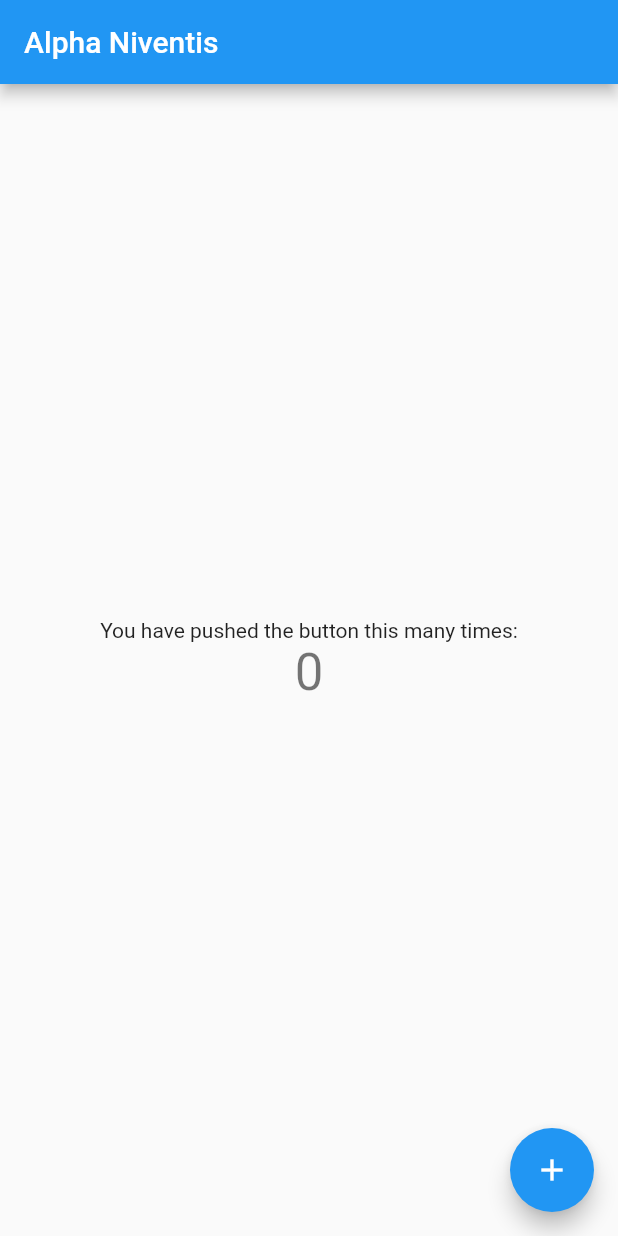
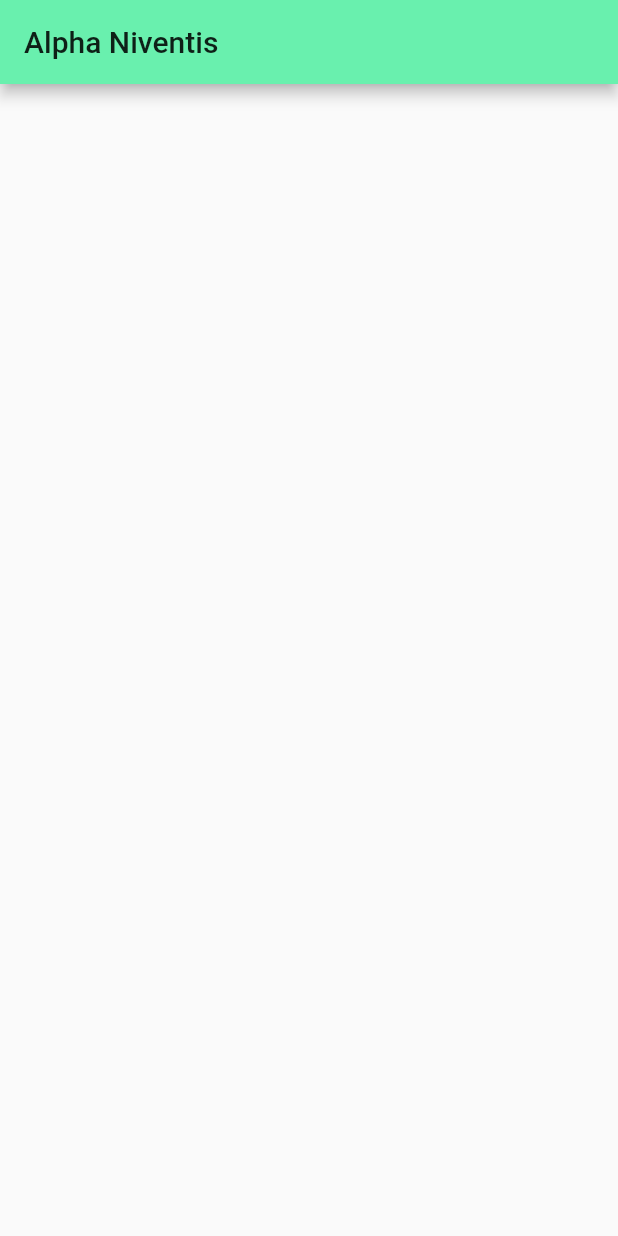
Before and after one commit to mspr-epsi-dev/APP-Niventis, a Flutter app: the screen it shows after launch, on a phone screen of 412 x 824 dp. Run offline on Flutter 3.47's test engine with Material 2 defaults, Android fonts, the phone set to English and light mode, and no system bars; missing offline and left inert: angular, angular_components.

Commit message:
Mise en place de la nouvelle version

```diff
--- a/lib/main.dart
+++ b/lib/main.dart
@@ -9,16 +9,7 @@ class MyApp extends StatelessWidget {
     return MaterialApp(
       title: 'Niventis Application',
       theme: ThemeData(
-        // This is the theme of your application.
-        //
-        // Try running your application with "flutter run". You'll see the
-        // application has a blue toolbar. Then, without quitting the app, try
-        // changing the primarySwatch below to Colors.green and then invoke
-        // "hot reload" (press "r" in the console where you ran "flutter run",
-        // or simply save your changes to "hot reload" in a Flutter IDE).
-        // Notice that the counter didn't reset back to zero; the application
-        // is not restarted.
-        primarySwatch: Colors.blue,
+        primaryColor: Colors.greenAccent,
       ),
       home: MyHomePage(title: 'Alpha Niventis'),
     );
@@ -28,15 +19,6 @@ class MyApp extends StatelessWidget {
 class MyHomePage extends StatefulWidget {
   MyHomePage({Key key, this.title}) : super(key: key);
 
-  // This widget is the home page of your application. It is stateful, meaning
-  // that it has a State object (defined below) that contains fields that affect
-  // how it looks.
-
-  // This class is the configuration for the state. It holds the values (in this
-  // case the title) provided by the parent (in this case the App widget) and
-  // used by the build method of the State. Fields in a Widget subclass are
-  // always marked "final".
-
   final String title;
 
   @override
@@ -44,67 +26,25 @@ class MyHomePage extends StatefulWidget {
 }
 
 class _MyHomePageState extends State<MyHomePage> {
-  int _counter = 0;
-
-  void _incrementCounter() {
-    setState(() {
-      // This call to setState tells the Flutter framework that something has
-      // changed in this State, which causes it to rerun the build method below
-      // so that the display can reflect the updated values. If we changed
-      // _counter without calling setState(), then the build method would not be
-      // called again, and so nothing would appear to happen.
-      _counter++;
-    });
-  }
-
   @override
   Widget build(BuildContext context) {
-    // This method is rerun every time setState is called, for instance as done
-    // by the _incrementCounter method above.
-    //
-    // The Flutter framework has been optimized to make rerunning build methods
-    // fast, so that you can just rebuild anything that needs updating rather
-    // than having to individually change instances of widgets.
     return Scaffold(
       appBar: AppBar(
-        // Here we take the value from the MyHomePage object that was created by
-        // the App.build method, and use it to set our appbar title.
         title: Text(widget.title),
       ),
       body: Center(
-        // Center is a layout widget. It takes a single child and positions it
-        // in the middle of the parent.
         child: Column(
-          // Column is also layout widget. It takes a list of children and
-          // arranges them vertically. By default, it sizes itself to fit its
-          // children horizontally, and tries to be as tall as its parent.
-          //
-          // Invoke "debug painting" (press "p" in the console, choose the
-          // "Toggle Debug Paint" action from the Flutter Inspector in Android
-          // Studio, or the "Toggle Debug Paint" command in Visual Studio Code)
-          // to see the wireframe for each widget.
-          //
-          // Column has various properties to control how it sizes itself and
-          // how it positions its children. Here we use mainAxisAlignment to
-          // center the children vertically; the main axis here is the vertical
-          // axis because Columns are vertical (the cross axis would be
-          // horizontal).
           mainAxisAlignment: MainAxisAlignment.center,
           children: <Widget>[
             Text(
-              'You have pushed the button this many times:',
+              '',
             ),
             Text(
-              '$_counter',
+              '',
               style: Theme.of(context).textTheme.display1,
             ),
           ],
         ),
-      ),
-      floatingActionButton: FloatingActionButton(
-        onPressed: _incrementCounter,
-        tooltip: 'Increment',
-        child: Icon(Icons.add),
       ), // This trailing comma makes auto-formatting nicer for build methods.
     );
   }
```
Also changed, not shown: 1 other file.
